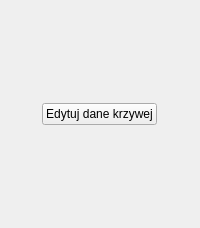
Before: the Qt Designer form designs/edit_curve_data.ui in dawidkostyszak/MMGK, drawn with Qt 5.
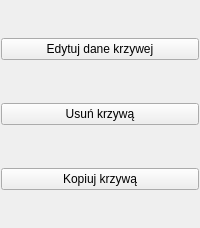
After: the same form once the commit is applied.

Commit message: Feature: Delete and clone curve, delete point; Bugfix: show only help line for selected curve

The edit to the form file:
```diff
--- a/designs/edit_curve_data.ui
+++ b/designs/edit_curve_data.ui
@@ -34,14 +34,20 @@
    </property>
    <item row="0" column="0">
     <widget class="QWidget" name="widget" native="true">
-     <layout class="QHBoxLayout" name="horizontalLayout">
+     <property name="sizePolicy">
+      <sizepolicy hsizetype="Preferred" vsizetype="Preferred">
+       <horstretch>0</horstretch>
+       <verstretch>0</verstretch>
+      </sizepolicy>
+     </property>
+     <layout class="QVBoxLayout" name="verticalLayout">
       <property name="margin">
        <number>1</number>
       </property>
       <item>
        <widget class="QPushButton" name="change_curve_data">
         <property name="sizePolicy">
-         <sizepolicy hsizetype="Fixed" vsizetype="Fixed">
+         <sizepolicy hsizetype="Preferred" vsizetype="Fixed">
           <horstretch>0</horstretch>
           <verstretch>0</verstretch>
          </sizepolicy>
@@ -51,6 +57,32 @@
         </property>
        </widget>
       </item>
+      <item>
+       <widget class="QPushButton" name="delete_curve">
+        <property name="sizePolicy">
+         <sizepolicy hsizetype="Preferred" vsizetype="Fixed">
+          <horstretch>0</horstretch>
+          <verstretch>0</verstretch>
+         </sizepolicy>
+        </property>
+        <property name="text">
+         <string>Usuń krzywą</string>
+        </property>
+       </widget>
+      </item>
+      <item>
+       <widget class="QPushButton" name="clone_curve">
+        <property name="sizePolicy">
+         <sizepolicy hsizetype="Preferred" vsizetype="Fixed">
+          <horstretch>0</horstretch>
+          <verstretch>0</verstretch>
+         </sizepolicy>
+        </property>
+        <property name="text">
+         <string>Kopiuj krzywą</string>
+        </property>
+       </widget>
+      </item>
      </layout>
     </widget>
    </item>
```
Left out of the diff: 6 changed lines with no effect on the pictures. The commit also changes 2 other files.
